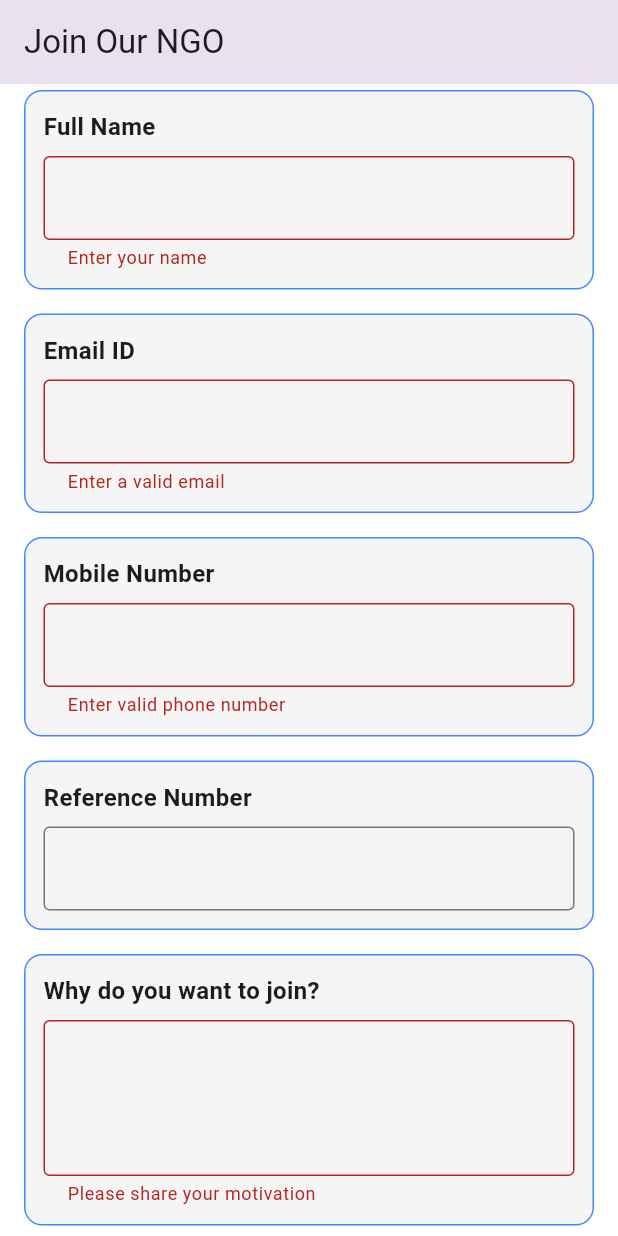
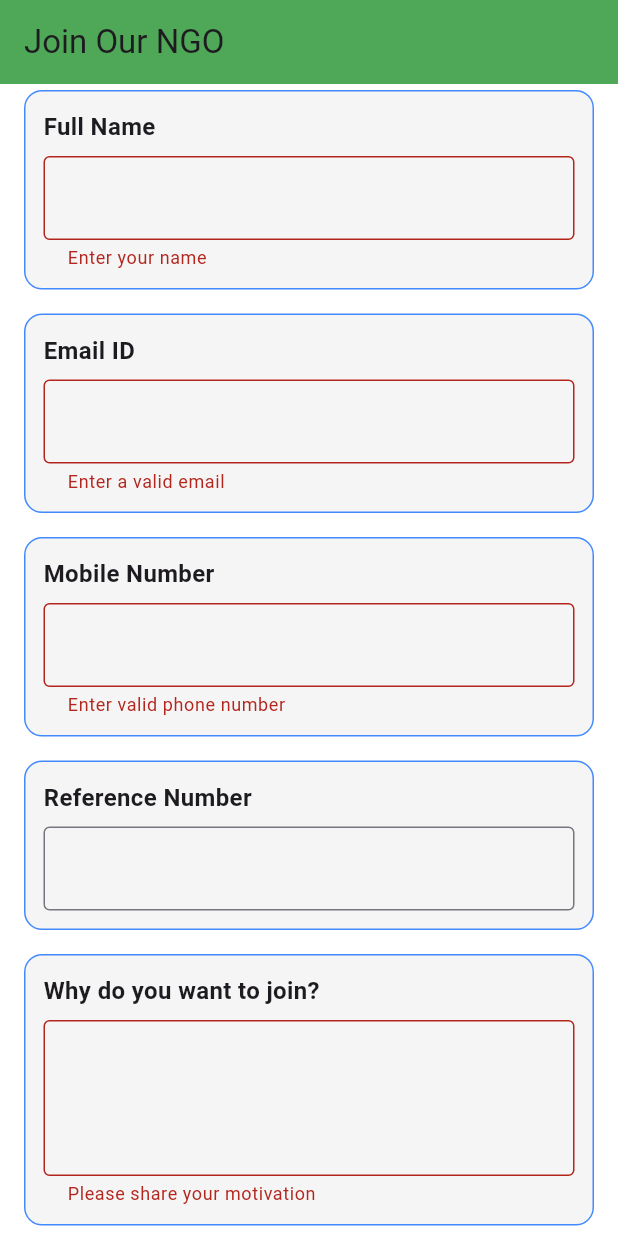
Before and after one commit to haifanazeer1/Share-the-meal, a Flutter app: the JoinUsPage screen opened directly, scrolled down 264 dp, after a tap on "JOIN US", on a phone screen of 412 x 824 dp. Run offline on Flutter 3.47's test engine with Material 3 defaults, Android fonts, the light colour scheme and no system bars; our stand-ins replace cloud_firestore, dio, firebase_auth, firebase_core, firebase_storage, fl_chart and 2 more; missing offline and left inert: flutter_polyline_points; accounts and stored records are empty.

Commit message:
backend of joinus done

```diff
--- a/lib/bottomnavbar/recycle.dart
+++ b/lib/bottomnavbar/recycle.dart
@@ -1,6 +1,6 @@
 import 'package:flutter/material.dart';
 import 'package:share_the_meal_app/widgets/custom_text_input.dart';
-import 'package:share_the_meal_app/bottomnavbar/backend.dart';
+import 'package:share_the_meal_app/backend.dart';
 
 class RecycleFormScreen extends StatefulWidget {
   const RecycleFormScreen({super.key});
--- a/lib/bottomnavbar/upload.dart
+++ b/lib/bottomnavbar/upload.dart
@@ -4,7 +4,7 @@ import 'dart:typed_data';
 import 'package:flutter/foundation.dart'; // for kIsWeb
 import 'package:flutter/material.dart';
 import 'package:image_picker/image_picker.dart';
-import 'package:share_the_meal_app/bottomnavbar/backend.dart';
+import 'package:share_the_meal_app/backend.dart';
 
 class UploadFormScreen extends StatefulWidget {
   const UploadFormScreen({super.key});
--- a/lib/sidebar/joinus.dart
+++ b/lib/sidebar/joinus.dart
@@ -1,4 +1,5 @@
 import 'package:flutter/material.dart';
+import 'package:share_the_meal_app/backend.dart';
 
 void main() => runApp(JoinUsApp());
 
@@ -20,6 +21,7 @@ class JoinUsPage extends StatefulWidget {
 
 class _JoinUsPageState extends State<JoinUsPage> {
   final _formKey = GlobalKey<FormState>();
+  final JoinUsService _firebaseService = JoinUsService();
   String ngoName = '';
   String name = '';
   String email = '';
@@ -27,13 +29,31 @@ class _JoinUsPageState extends State<JoinUsPage> {
   String reference = '';
   String motivation = '';
 
-  void _submitForm() {
+  void _submitForm() async {
     if (_formKey.currentState!.validate()) {
       _formKey.currentState!.save();
-      ScaffoldMessenger.of(context).showSnackBar(
-        SnackBar(content: Text('Thanks for joining, $name!')),
-      );
-      // Send data to backend here
+
+      try {
+        await _firebaseService.saveJoinUsData(
+          ngoName: ngoName,
+          name: name,
+          email: email,
+          phone: phone,
+          reference: reference,
+          motivation: motivation,
+          // profileImageUrl: (optional if added later)
+        );
+
+        ScaffoldMessenger.of(context).showSnackBar(
+          SnackBar(content: Text('Thanks for joining, $name!')),
+        );
+
+        // Optionally reset form or navigate
+      } catch (e) {
+        ScaffoldMessenger.of(context).showSnackBar(
+          SnackBar(content: Text('Error: ${e.toString()}')),
+        );
+      }
     }
   }
 
@@ -67,7 +87,10 @@ class _JoinUsPageState extends State<JoinUsPage> {
       extendBody: true, // Allows body to extend beyond the safe area
       bottomNavigationBar: null, // No bottom navigation bar in this page
       drawer: null, // No drawer in this page (you can add one if needed)
-      appBar: AppBar(title: Text('Join Our NGO')),
+      appBar: AppBar(
+        title: Text('Join Our NGO'),
+        backgroundColor: Colors.green,
+      ),
       body: SingleChildScrollView(
         padding: const EdgeInsets.all(16.0),
         child: Form(
```
Also changed, not shown: lib/backend.dart (renamed from lib/bottomnavbar/backend.dart, +32 -0 lines).
